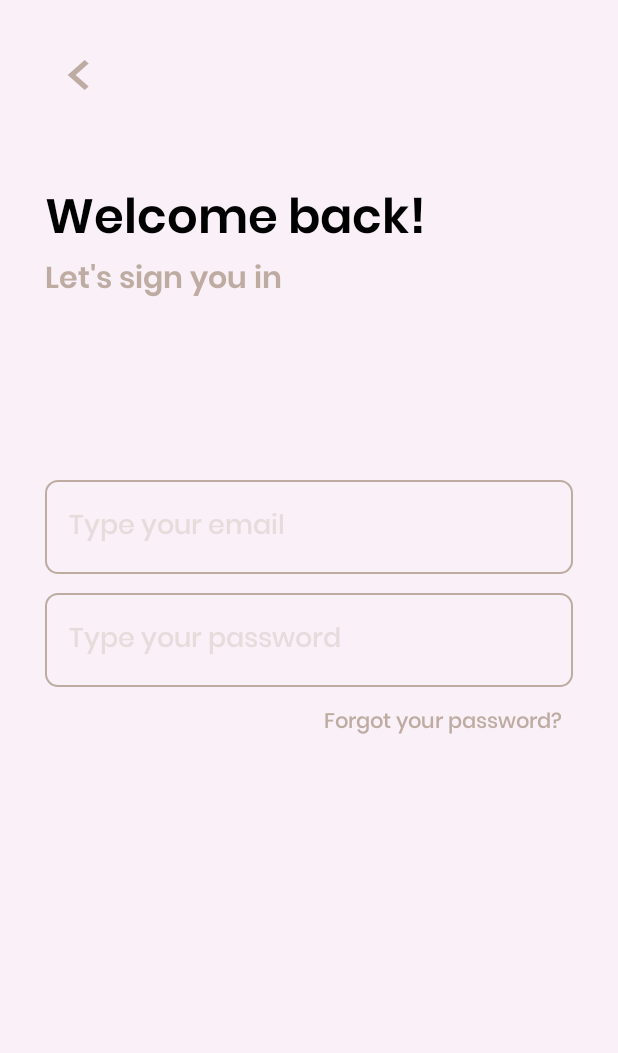
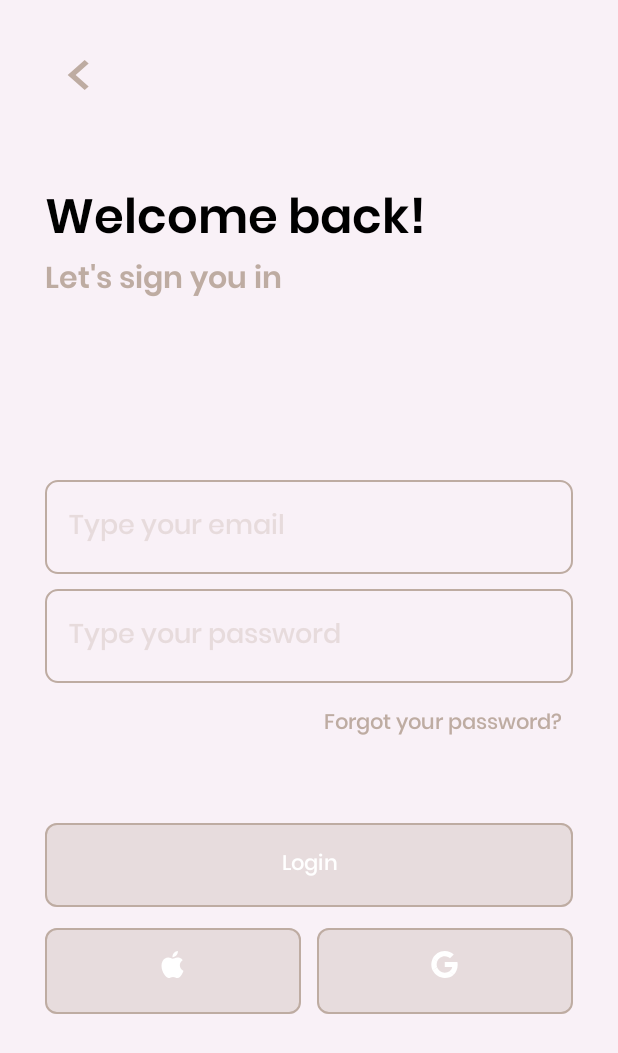
Before and after one commit to frocha1012/YouTravel-App, an Android app: the login screen opened directly, with no data from a screen before it, on a phone screen of 412 x 824 dp. Shown: the top 1053 px of the screen. Run offline under Robolectric (Android 15) with nearby library versions, the phone set to English and light mode, and no system bars.

Commit message:
signin v1.3

```diff
--- /dev/null
+++ b/app/src/main/res/drawable/apple_logo.xml
@@ -0,0 +1,5 @@
+<vector xmlns:android="http://schemas.android.com/apk/res/android" android:height="24dp" android:viewportHeight="560.03" android:viewportWidth="560.03" android:width="24dp">
+
+    <path android:fillColor="#FFFFFF" android:pathData="M432.85,297.53c0.79,84.75 74.35,112.96 75.16,113.31 -0.62,1.99 -11.75,40.19 -38.76,79.65 -23.34,34.12 -47.57,68.11 -85.73,68.81 -37.5,0.69 -49.56,-22.24 -92.43,-22.24 -42.86,0 -56.26,21.53 -91.75,22.93 -36.84,1.39 -64.89,-36.89 -88.42,-70.88 -48.09,-69.53 -84.85,-196.48 -35.5,-282.17 24.52,-42.55 68.33,-69.5 115.88,-70.19 36.17,-0.69 70.32,24.34 92.43,24.34 22.1,0 63.59,-30.1 107.21,-25.68 18.26,0.76 69.52,7.38 102.43,55.55 -2.65,1.64 -61.16,35.7 -60.52,106.56M362.38,89.42C381.94,65.75 395.1,32.79 391.51,0 363.32,1.13 329.23,18.78 309.01,42.44c-18.12,20.95 -33.99,54.49 -29.71,86.63 31.42,2.43 63.52,-15.97 83.08,-39.65"/>
+
+</vector>
--- /dev/null
+++ b/app/src/main/res/drawable/google_logo.xml
@@ -0,0 +1,12 @@
+<vector xmlns:android="http://schemas.android.com/apk/res/android" android:height="24dp" android:viewportHeight="262" android:viewportWidth="262" android:width="24dp">
+
+    <path android:fillColor="#4285F4" android:pathData="M258.88,133.45c0,-10.73 -0.87,-18.57 -2.76,-26.69L133.55,106.76v48.45h71.95c-1.45,12.04 -9.28,30.17 -26.69,42.36l-0.24,1.62 38.76,30.02 2.68,0.27c24.66,-22.77 38.88,-56.28 38.88,-96.03"/>
+
+    <path android:fillColor="#34A853" android:pathData="M133.55,261.1c35.25,0 64.84,-11.6 86.45,-31.62l-41.2,-31.91c-11.02,7.69 -25.82,13.06 -45.26,13.06 -34.52,0 -63.82,-22.77 -74.27,-54.25l-1.53,0.13 -40.3,31.19 -0.53,1.47C38.39,231.8 82.49,261.1 133.55,261.1"/>
+
+    <path android:fillColor="#FBBC05" android:pathData="M59.28,156.37c-2.76,-8.12 -4.35,-16.83 -4.35,-25.82 0,-8.99 1.6,-17.7 4.21,-25.82l-0.07,-1.73L18.26,71.31l-1.34,0.63C8.08,89.64 3,109.52 3,130.55s5.08,40.9 13.93,58.6l42.36,-32.78"/>
+
+    <path android:fillColor="#EB4335" android:pathData="M133.55,50.48c24.51,0 41.05,10.59 50.48,19.44l36.84,-35.97C198.24,12.91 168.8,0 133.55,0 82.49,0 38.39,29.3 16.92,71.95l42.21,32.78c10.59,-31.48 39.89,-54.25 74.41,-54.25"/>
+
+</vector>
+<!--     #4285F4   #34A853  #FBBC05   #EB4335 -->
--- a/app/src/main/res/layout/activity_login.xml
+++ b/app/src/main/res/layout/activity_login.xml
@@ -72,7 +72,7 @@
         android:layout_width="0dp"
         android:layout_height="wrap_content"
         android:layout_marginStart="30dp"
-        android:layout_marginTop="395dp"
+        android:layout_marginTop="10dp"
         android:layout_marginEnd="30dp"
         android:background="@drawable/edit_text_background"
         android:fontFamily="@font/poppins_medium"
@@ -82,22 +82,79 @@
         android:textColorHint="@color/main50"
         app:layout_constraintEnd_toEndOf="parent"
         app:layout_constraintStart_toStartOf="parent"
-        app:layout_constraintTop_toTopOf="parent" />
+        app:layout_constraintTop_toBottomOf="@+id/inputEmail" />
+
+
+        <!-- dadada -->
 
     <TextView
         android:id="@+id/forgotPassword"
         android:layout_width="wrap_content"
         android:layout_height="wrap_content"
         android:layout_marginStart="216dp"
-        android:layout_marginTop="470dp"
+        android:layout_marginTop="15dp"
         android:fontFamily="@font/poppins_medium"
         android:text="@string/forgetPassword"
         android:textColor="@color/main"
         android:textSize="14sp"
         android:textStyle="normal"
         app:layout_constraintStart_toStartOf="parent"
-        app:layout_constraintTop_toTopOf="parent" />
+        app:layout_constraintTop_toBottomOf="@+id/inputPassword" />
 
+    <Button
+        android:id="@+id/buttonCustom"
+        android:layout_width="match_parent"
+        android:layout_height="wrap_content"
+        android:layout_marginStart="30dp"
+        android:layout_marginTop="50dp"
+        android:layout_marginEnd="30dp"
+        android:padding="16dp"
+        android:fontFamily="@font/poppins_medium"
+        android:text="@string/login"
+        android:textColor="#FFFFFF"
+        app:backgroundTint="@color/main50"
+        app:cornerRadius="8dp"
+        app:layout_constraintEnd_toEndOf="parent"
+        app:layout_constraintStart_toStartOf="parent"
+        app:layout_constraintTop_toBottomOf="@+id/forgotPassword"
+        app:strokeColor="@color/main"
+        app:strokeWidth="1dp" />
+
+    <Button
+        android:id="@+id/button2Custom"
+        android:layout_width="0dp"
+        android:layout_height="wrap_content"
+        android:layout_marginTop="120dp"
+        android:layout_marginStart="30dp"
+        android:layout_marginEnd="5dp"
+        app:icon="@drawable/apple_logo"
+        app:iconGravity="textTop"
+        android:textColor="@color/main"
+        app:backgroundTint="@color/main50"
+        app:cornerRadius="8dp"
+        app:layout_constraintStart_toStartOf="parent"
+        app:layout_constraintEnd_toStartOf="@+id/button3Custom"
+        app:layout_constraintTop_toBottomOf="@+id/forgotPassword"
+        app:strokeColor="@color/main"
+        app:strokeWidth="1dp" />
+
+    <Button
+        android:id="@+id/button3Custom"
+        android:layout_width="0dp"
+        android:layout_height="wrap_content"
+        android:layout_marginTop="120dp"
+        android:layout_marginEnd="30dp"
+        android:layout_marginStart="5dp"
+        app:icon="@drawable/google_logo"
+        app:iconGravity="textTop"
+        android:textColor="#FFFFFF"
+        app:backgroundTint="@color/main50"
+        app:cornerRadius="8dp"
+        app:layout_constraintEnd_toEndOf="parent"
+        app:layout_constraintStart_toEndOf="@+id/button2Custom"
+        app:layout_constraintTop_toBottomOf="@+id/forgotPassword"
+        app:strokeColor="@color/main"
+        app:strokeWidth="1dp" />
 
 
 </androidx.constraintlayout.widget.ConstraintLayout>
--- a/app/src/main/res/values/strings.xml
+++ b/app/src/main/res/values/strings.xml
@@ -3,27 +3,28 @@
     <string name="title_activity_login">Login</string>
 
     <!-- TODO: &&&&&&&&&&&&&&&&&&&&&&&&&&&&&&&&&&&&&&&&&&&&&&&&&&&&&&&&&&&&&&&&&&&&&&&&&&&&&&&&&&&&&&&&&&&&&&&&&&&&&&&&&&&&& -->
+    <!-- TODO: RUI -->
+
+    <string name="front_descriptionApp">Organize your journeys, capture unforgettable moments, and create a stunning travel portfolio all in one place.</string>
+    <string name="get_started">Vamos começar</string>
+
+
 
 
 
     <!-- TODO: RUI -->
-    <string name="front_descriptionApp">Organize your journeys, capture unforgettable moments, and create a stunning travel portfolio all in one place.</string>
-
-    <!-- TODO: RUI -->
-    <string name="get_started">Vamos começar</string>
-
     <!-- TODO: &&&&&&&&&&&&&&&&&&&&&&&&&&&&&&&&&&&&&&&&&&&&&&&&&&&&&&&&&&&&&&&&&&&&&&&&&&&&&&&&&&&&&&&&&&&&&&&&&&&&&&&&&&&&& -->
-
-
     <!-- TODO: FERNANDO-->
 
     <string name="loginwelcome">Welcome back!</string>
     <string name="loginsignin">Let\'s sign you in</string>
     <string name="typePassword">Type your password</string>
     <string name="typeEmail">Type your email</string>
-    <string name="Email">Email</string>
+    <string name="email">Email</string>
+    <string name="login">Login</string>
     <string name="forgetPassword">Forgot your password?</string>
 
     <!-- TODO: FERNANDO-->
 
+
 </resources>
```
Also changed, not shown: 1 other file.
